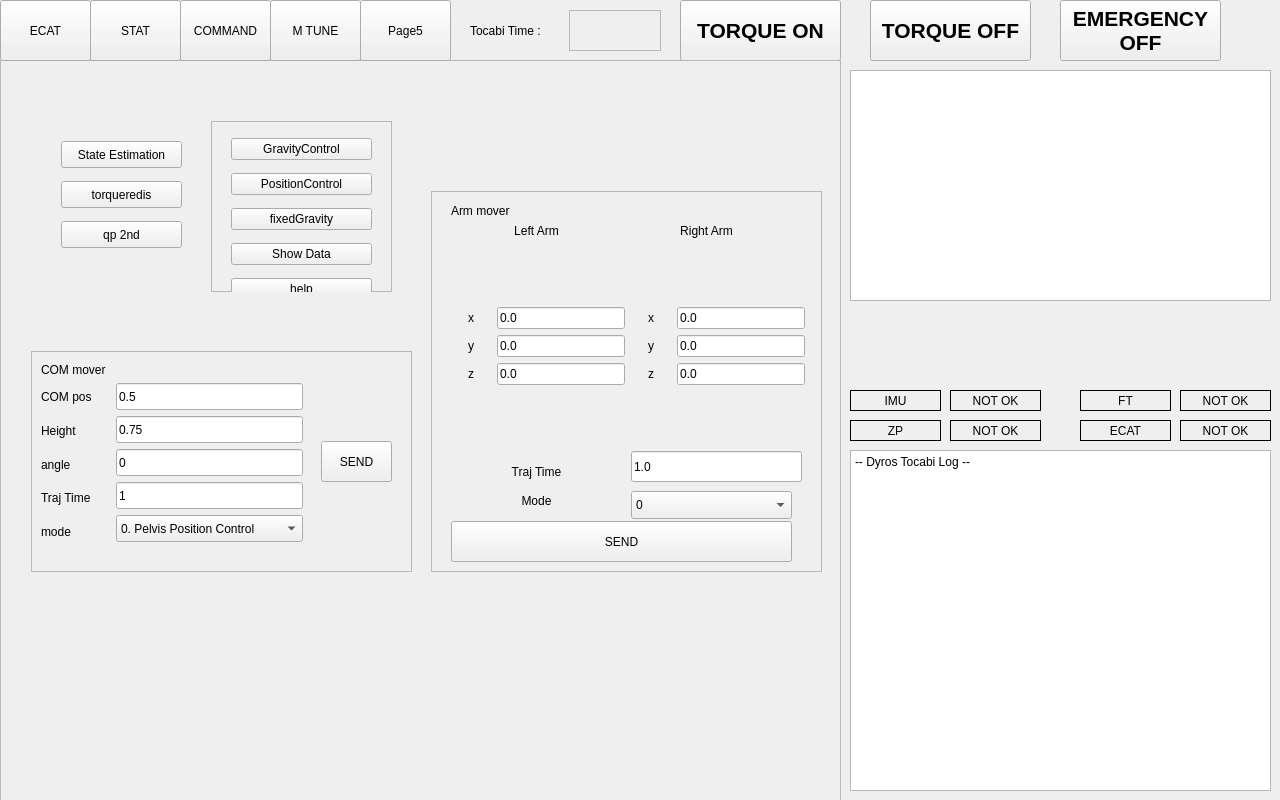
Before: the Qt Designer form tocabi_gui/src/tocabi_gui.ui in kdh0429/dyros_tocabi, drawn with Qt 5.
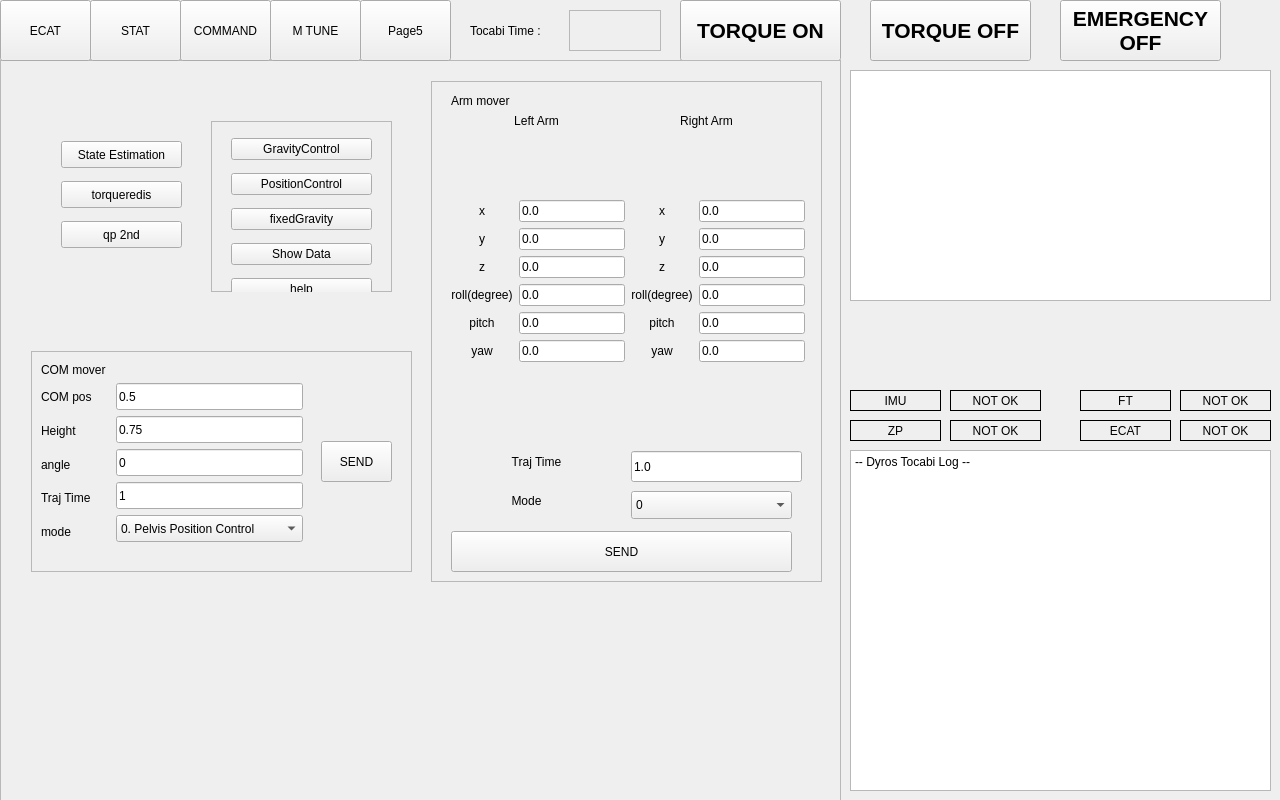
After: the same form once the commit is applied.

```diff
--- a/tocabi_gui/src/tocabi_gui.ui
+++ b/tocabi_gui/src/tocabi_gui.ui
@@ -1948,9 +1948,9 @@
      <property name="geometry">
       <rect>
        <x>430</x>
-       <y>130</y>
+       <y>20</y>
        <width>391</width>
-       <height>381</height>
+       <height>501</height>
       </rect>
      </property>
      <property name="frameShape">
@@ -1978,7 +1978,7 @@
         <x>20</x>
         <y>50</y>
         <width>354</width>
-        <height>211</height>
+        <height>301</height>
        </rect>
       </property>
       <layout class="QHBoxLayout" name="horizontalLayout_4">
@@ -2054,6 +2054,36 @@
                </property>
               </widget>
              </item>
+             <item>
+              <widget class="QLabel" name="l_arm_roll">
+               <property name="text">
+                <string>roll(degree)</string>
+               </property>
+               <property name="alignment">
+                <set>Qt::AlignCenter</set>
+               </property>
+              </widget>
+             </item>
+             <item>
+              <widget class="QLabel" name="l_arm_pitch">
+               <property name="text">
+                <string>pitch</string>
+               </property>
+               <property name="alignment">
+                <set>Qt::AlignCenter</set>
+               </property>
+              </widget>
+             </item>
+             <item>
+              <widget class="QLabel" name="l_arm_yaw">
+               <property name="text">
+                <string>yaw</string>
+               </property>
+               <property name="alignment">
+                <set>Qt::AlignCenter</set>
+               </property>
+              </widget>
+             </item>
             </layout>
            </item>
            <item>
@@ -2079,32 +2109,44 @@
                </property>
               </widget>
              </item>
+             <item>
+              <widget class="QLineEdit" name="text_l_roll">
+               <property name="text">
+                <string>0.0</string>
+               </property>
+              </widget>
+             </item>
+             <item>
+              <widget class="QLineEdit" name="text_l_pitch">
+               <property name="text">
+                <string>0.0</string>
+               </property>
+              </widget>
+             </item>
+             <item>
+              <widget class="QLineEdit" name="text_l_yaw">
+               <property name="text">
+                <string>0.0</string>
+               </property>
+              </widget>
+             </item>
             </layout>
            </item>
           </layout>
          </item>
         </layout>
        </item>
+       <item>
+        <layout class="QVBoxLayout" name="verticalLayout_21"/>
+       </item>
        <item>
         <layout class="QVBoxLayout" name="verticalLayout">
          <item>
           <layout class="QHBoxLayout" name="horizontalLayout_7">
            <item>
-            <layout class="QVBoxLayout" name="verticalLayout_21">
+            <layout class="QVBoxLayout" name="verticalLayout_23">
              <item>
-              <widget class="QLabel" name="r_arm_x">
-               <property name="sizePolicy">
-                <sizepolicy hsizetype="Minimum" vsizetype="Preferred">
-                 <horstretch>0</horstretch>
-                 <verstretch>0</verstretch>
-                </sizepolicy>
-               </property>
-               <property name="minimumSize">
-                <size>
-                 <width>40</width>
-                 <height>0</height>
-                </size>
-               </property>
+              <widget class="QLabel" name="label_62">
                <property name="text">
                 <string>x</string>
                </property>
@@ -2114,19 +2156,7 @@
               </widget>
              </item>
              <item>
-              <widget class="QLabel" name="r_arm_y">
-               <property name="sizePolicy">
-                <sizepolicy hsizetype="Minimum" vsizetype="Preferred">
-                 <horstretch>0</horstretch>
-                 <verstretch>0</verstretch>
-                </sizepolicy>
-               </property>
-               <property name="minimumSize">
-                <size>
-                 <width>40</width>
-                 <height>0</height>
-                </size>
-               </property>
+              <widget class="QLabel" name="label_61">
                <property name="text">
                 <string>y</string>
                </property>
@@ -2136,19 +2166,7 @@
               </widget>
              </item>
              <item>
-              <widget class="QLabel" name="r_arm_z">
-               <property name="sizePolicy">
-                <sizepolicy hsizetype="Minimum" vsizetype="Preferred">
-                 <horstretch>0</horstretch>
-                 <verstretch>0</verstretch>
-                </sizepolicy>
-               </property>
-               <property name="minimumSize">
-                <size>
-                 <width>40</width>
-                 <height>0</height>
-                </size>
-               </property>
+              <widget class="QLabel" name="label_60">
                <property name="text">
                 <string>z</string>
                </property>
@@ -2157,6 +2175,36 @@
                </property>
               </widget>
              </item>
+             <item>
+              <widget class="QLabel" name="label_59">
+               <property name="text">
+                <string>roll(degree)</string>
+               </property>
+               <property name="alignment">
+                <set>Qt::AlignCenter</set>
+               </property>
+              </widget>
+             </item>
+             <item>
+              <widget class="QLabel" name="label_58">
+               <property name="text">
+                <string>pitch</string>
+               </property>
+               <property name="alignment">
+                <set>Qt::AlignCenter</set>
+               </property>
+              </widget>
+             </item>
+             <item>
+              <widget class="QLabel" name="label_42">
+               <property name="text">
+                <string>yaw</string>
+               </property>
+               <property name="alignment">
+                <set>Qt::AlignCenter</set>
+               </property>
+              </widget>
+             </item>
             </layout>
            </item>
            <item>
@@ -2182,6 +2230,27 @@
                </property>
               </widget>
              </item>
+             <item>
+              <widget class="QLineEdit" name="text_r_roll">
+               <property name="text">
+                <string>0.0</string>
+               </property>
+              </widget>
+             </item>
+             <item>
+              <widget class="QLineEdit" name="text_r_pitch">
+               <property name="text">
+                <string>0.0</string>
+               </property>
+              </widget>
+             </item>
+             <item>
+              <widget class="QLineEdit" name="text_r_yaw">
+               <property name="text">
+                <string>0.0</string>
+               </property>
+              </widget>
+             </item>
             </layout>
            </item>
           </layout>
@@ -2226,7 +2295,7 @@
       <property name="geometry">
        <rect>
         <x>20</x>
-        <y>270</y>
+        <y>370</y>
         <width>171</width>
         <height>21</height>
        </rect>
@@ -2241,8 +2310,8 @@
      <widget class="QLabel" name="label_84">
       <property name="geometry">
        <rect>
-        <x>20</x>
-        <y>300</y>
+        <x>10</x>
+        <y>410</y>
         <width>171</width>
         <height>20</height>
        </rect>
@@ -2258,7 +2327,7 @@
       <property name="geometry">
        <rect>
         <x>200</x>
-        <y>260</y>
+        <y>370</y>
         <width>171</width>
         <height>31</height>
        </rect>
@@ -2271,7 +2340,7 @@
       <property name="geometry">
        <rect>
         <x>200</x>
-        <y>300</y>
+        <y>410</y>
         <width>161</width>
         <height>28</height>
        </rect>
@@ -2286,7 +2355,7 @@
       <property name="geometry">
        <rect>
         <x>20</x>
-        <y>330</y>
+        <y>450</y>
         <width>341</width>
         <height>41</height>
        </rect>
```
